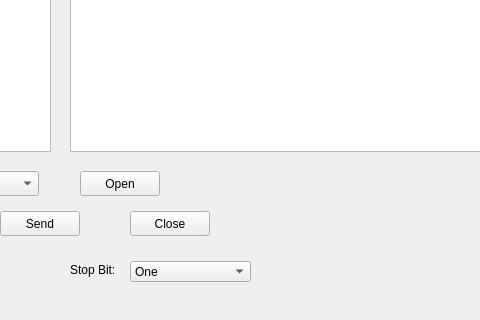
Above: UI/user_interface.ui from DRubioG/AdvancedSerialMonitor before the change; both pictures show x 410 to 890 and y 338 to 658 of the 986 by 658 pixel window. Below: the same form after it.
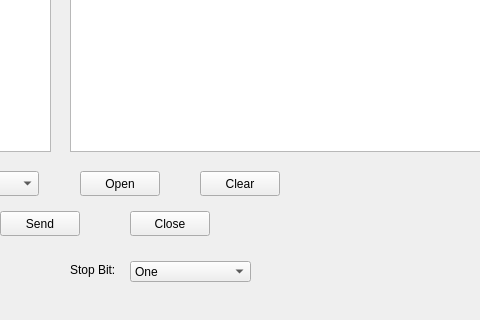
That is the form after the change.

The edit to the form file:
```diff
--- a/UI/user_interface.ui
+++ b/UI/user_interface.ui
@@ -306,6 +306,19 @@
      <string>Add time</string>
     </property>
    </widget>
+   <widget class="QPushButton" name="pushButton_clear">
+    <property name="geometry">
+     <rect>
+      <x>610</x>
+      <y>490</y>
+      <width>80</width>
+      <height>25</height>
+     </rect>
+    </property>
+    <property name="text">
+     <string>Clear</string>
+    </property>
+   </widget>
   </widget>
   <widget class="QMenuBar" name="menubar">
    <property name="geometry">
```
